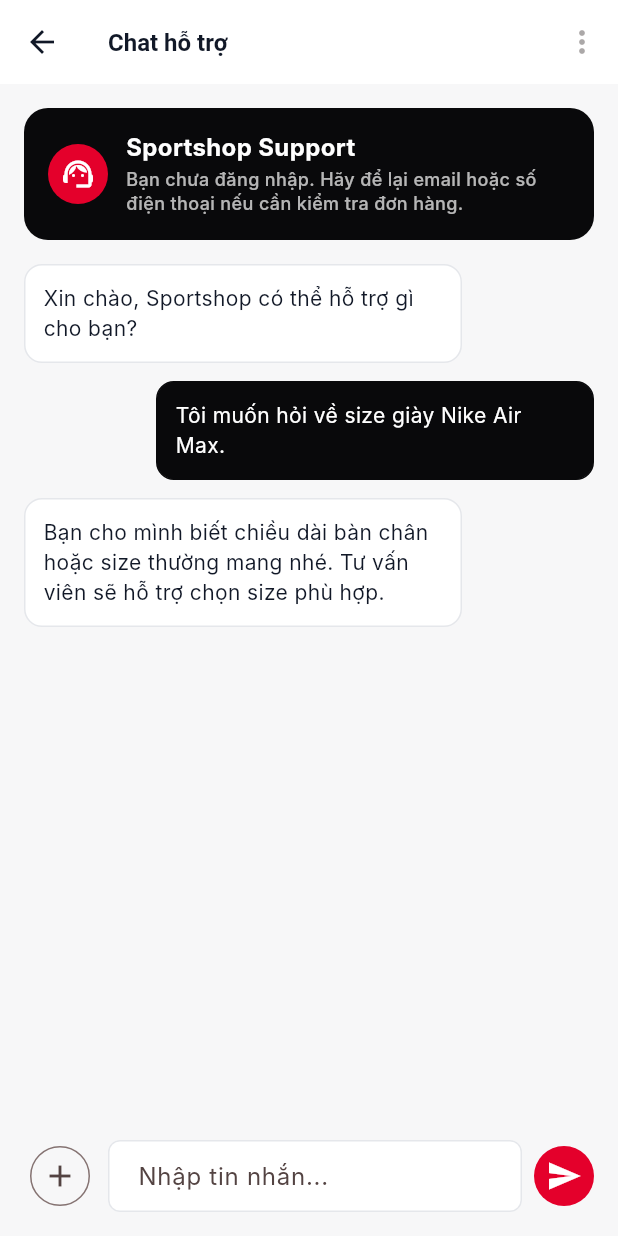
After one commit to TranVanQuyet04/Sport-shop, a Flutter app: the GuestChatPage screen opened by its route, on a phone screen of 412 x 824 dp. The commit adds this screen. Run offline on Flutter 3.47's test engine with Material 3 defaults, Android fonts, the phone set to English and light mode, and no system bars; our stand-ins replace dio, flutter_riverpod, flutter_secure_storage, go_router; accounts and stored records are empty; Roboto replaces fonts that are missing (Inter).

Commit message:
Add Guest Chat cho khách vãng lai

```diff
--- a/mobile/lib/app/sportshop_router.dart
+++ b/mobile/lib/app/sportshop_router.dart
@@ -46,6 +46,7 @@ import '../view/delivery_staff/delivery_home_page.dart';
 import '../view/delivery_staff/delivery_status_update_page.dart';
 import '../view/delivery_staff/failed_delivery_report_page.dart';
 import '../view/delivery_staff/shipper_account_page.dart';
+import '../view/public/guest_chat_page.dart';
 import '../view/public/not_found_page.dart';
 import '../view/public/unauthorized_page.dart';
 import '../view/splash/splash_page.dart';
@@ -61,6 +62,7 @@ abstract final class AppRoutes {
   static const register = '/register';
   static const forgotPassword = '/forgot-password';
   static const resetPassword = '/reset-password';
+  static const guestChat = '/guest-chat';
   static const unauthorized = '/unauthorized';
   static const onboarding = '/onboarding';
   static const customerHome = '/customer/home';
@@ -138,6 +140,11 @@ final sportshopRouter = GoRouter(
       path: AppRoutes.resetPassword,
       name: 'resetPassword',
       builder: (context, state) => const ResetPasswordPage(),
+    ),
+    GoRoute(
+      path: AppRoutes.guestChat,
+      name: 'guestChat',
+      builder: (context, state) => const GuestChatPage(),
     ),
     GoRoute(
       path: AppRoutes.unauthorized,
--- a/mobile/lib/view/auth/login_page.dart
+++ b/mobile/lib/view/auth/login_page.dart
@@ -113,6 +113,13 @@ class _LoginPageState extends State<LoginPage> {
                   child: const Text('Quên mật khẩu?'),
                 ),
               ),
+              Center(
+                child: TextButton.icon(
+                  onPressed: () => context.go(AppRoutes.guestChat),
+                  icon: const Icon(Icons.support_agent_outlined),
+                  label: const Text('Chat hỗ trợ khách vãng lai'),
+                ),
+              ),
             ],
           ),
         ),
--- /dev/null
+++ b/mobile/lib/view/public/guest_chat_page.dart
@@ -0,0 +1,142 @@
+import 'package:flutter/material.dart';
+import 'package:go_router/go_router.dart';
+
+import '../../app/sportshop_router.dart';
+import '../../core/constants/app_spacing.dart';
+import '../../core/theme/app_colors.dart';
+import '../../core/theme/app_text_styles.dart';
+
+class GuestChatPage extends StatelessWidget {
+  const GuestChatPage({super.key});
+
+  @override
+  Widget build(BuildContext context) {
+    return Scaffold(
+      appBar: AppBar(
+        leading: IconButton(
+          onPressed: () => context.canPop() ? context.pop() : context.go(AppRoutes.login),
+          icon: const Icon(Icons.arrow_back),
+        ),
+        title: const Text('Chat hỗ trợ'),
+        actions: const [
+          IconButton(onPressed: null, icon: Icon(Icons.more_vert)),
+        ],
+      ),
+      body: Column(
+        children: [
+          Container(
+            margin: const EdgeInsets.fromLTRB(AppSpacing.lg, AppSpacing.lg, AppSpacing.lg, 0),
+            padding: const EdgeInsets.all(AppSpacing.lg),
+            decoration: BoxDecoration(
+              color: AppColors.primary,
+              borderRadius: BorderRadius.circular(AppRadius.xl),
+            ),
+            child: Row(
+              children: [
+                const CircleAvatar(
+                  backgroundColor: AppColors.secondary,
+                  foregroundColor: Colors.white,
+                  child: Icon(Icons.support_agent),
+                ),
+                const SizedBox(width: AppSpacing.md),
+                Expanded(
+                  child: Column(
+                    crossAxisAlignment: CrossAxisAlignment.start,
+                    children: [
+                      Text('Sportshop Support', style: AppTextStyles.subtitle.copyWith(color: Colors.white)),
+                      const SizedBox(height: AppSpacing.xs),
+                      Text(
+                        'Bạn chưa đăng nhập. Hãy để lại email hoặc số điện thoại nếu cần kiểm tra đơn hàng.',
+                        style: AppTextStyles.caption.copyWith(color: Colors.white70),
+                      ),
+                    ],
+                  ),
+                ),
+              ],
+            ),
+          ),
+          Expanded(
+            child: ListView(
+              padding: const EdgeInsets.all(AppSpacing.lg),
+              children: const [
+                _GuestMessageBubble(
+                  text: 'Xin chào, Sportshop có thể hỗ trợ gì cho bạn?',
+                  fromMe: false,
+                ),
+                _GuestMessageBubble(
+                  text: 'Tôi muốn hỏi về size giày Nike Air Max.',
+                  fromMe: true,
+                ),
+                _GuestMessageBubble(
+                  text: 'Bạn cho mình biết chiều dài bàn chân hoặc size thường mang nhé. Tư vấn viên sẽ hỗ trợ chọn size phù hợp.',
+                  fromMe: false,
+                ),
+              ],
+            ),
+          ),
+          SafeArea(
+            top: false,
+            child: Padding(
+              padding: const EdgeInsets.all(AppSpacing.lg),
+              child: Row(
+                children: [
+                  IconButton.outlined(onPressed: () {}, icon: const Icon(Icons.add)),
+                  const SizedBox(width: AppSpacing.sm),
+                  Expanded(
+                    child: TextField(
+                      decoration: InputDecoration(
+                        hintText: 'Nhập tin nhắn...',
+                        filled: true,
+                        fillColor: AppColors.surface,
+                        border: OutlineInputBorder(
+                          borderRadius: BorderRadius.circular(999),
+                          borderSide: const BorderSide(color: AppColors.border),
+                        ),
+                      ),
+                    ),
+                  ),
+                  const SizedBox(width: AppSpacing.sm),
+                  CircleAvatar(
+                    backgroundColor: AppColors.secondary,
+                    foregroundColor: AppColors.textInverse,
+                    child: IconButton(onPressed: () {}, icon: const Icon(Icons.send)),
+                  ),
+                ],
+              ),
+            ),
+          ),
+        ],
+      ),
+    );
+  }
+}
+
+class _GuestMessageBubble extends StatelessWidget {
+  const _GuestMessageBubble({required this.text, required this.fromMe});
+
+  final String text;
+  final bool fromMe;
+
+  @override
+  Widget build(BuildContext context) {
+    return Align(
+      alignment: fromMe ? Alignment.centerRight : Alignment.centerLeft,
+      child: Container(
+        constraints: const BoxConstraints(maxWidth: 292),
+        margin: const EdgeInsets.only(bottom: AppSpacing.md),
+        padding: const EdgeInsets.all(AppSpacing.md),
+        decoration: BoxDecoration(
+          color: fromMe ? AppColors.primary : AppColors.surface,
+          borderRadius: BorderRadius.circular(AppRadius.lg),
+          border: Border.all(color: fromMe ? AppColors.primary : AppColors.border),
+        ),
+        child: Text(
+          text,
+          style: AppTextStyles.body.copyWith(
+            color: fromMe ? AppColors.textInverse : AppColors.textPrimary,
+          ),
+        ),
+      ),
+    );
+  }
+}
```
